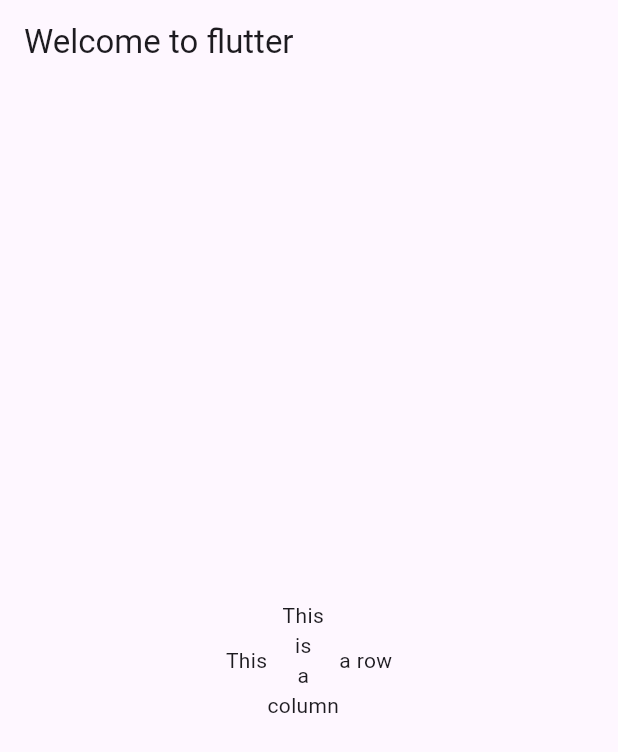
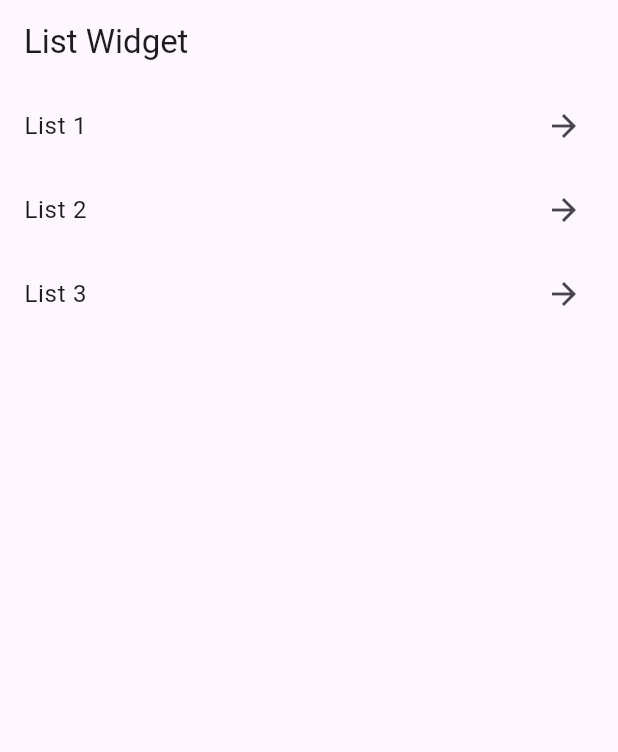
Before and after one commit to mkkm88/FlutterPractice, a Flutter app: the screen it shows after launch, on a phone screen of 412 x 824 dp. Shown: the top 752 px of the screen. Run offline on Flutter 3.47's test engine with Material 3 defaults, Android fonts, the phone set to English and light mode, and no system bars.

Commit message:
List Widget

```diff
--- a/lib/main.dart
+++ b/lib/main.dart
@@ -12,22 +12,21 @@ class MyApp extends StatelessWidget {
     return MaterialApp(
       debugShowCheckedModeBanner: false,
       home: Scaffold(
-        appBar: AppBar(title: Text('Welcome to flutter')),
-        body: Row(
-          mainAxisAlignment: MainAxisAlignment.center,
+        appBar: AppBar(title: Text('List Widget')),
+        body: ListView(
           children: <Widget>[
-            Text('This'),
-            Column(
-              mainAxisAlignment: MainAxisAlignment.center,
-              children: <Widget>[
-                Text('This'),
-                Text('is'),
-                Text('a'),
-                Text('column'),
-              ],
+            ListTile(
+              title: Text('List 1'),
+              trailing: Icon(Icons.arrow_forward),
             ),
-            Text('a '),
-            Text('row'),
+            ListTile(
+              title: Text('List 2'),
+              trailing: Icon(Icons.arrow_forward),
+            ),
+            ListTile(
+              title: Text('List 3'),
+              trailing: Icon(Icons.arrow_forward),
+            ),
           ],
         ),
       ),
```
